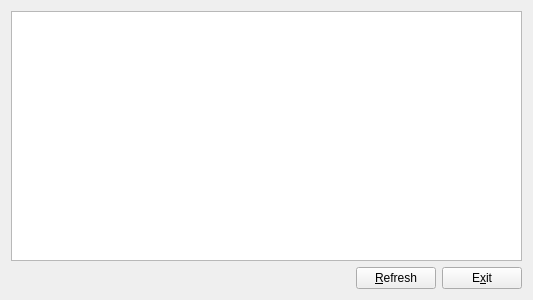
Above: ss-link/mainwidget.ui from karoyqiu/sslink before the change. Below: the same form after it.
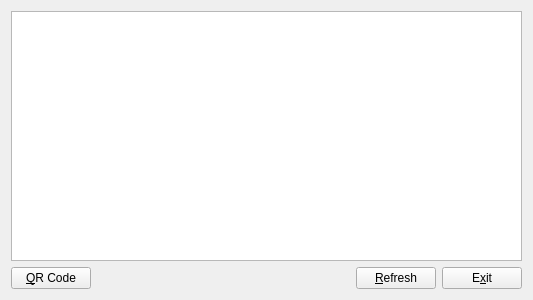
That is the form after the change. Icons and pictures are not drawn.

Commit message: Add a dialog to show the QR code.

```diff
--- a/ss-link/mainwidget.ui
+++ b/ss-link/mainwidget.ui
@@ -27,6 +27,13 @@
    </item>
    <item>
     <layout class="QHBoxLayout" name="horizontalLayout">
+     <item>
+      <widget class="QPushButton" name="buttonQRCode">
+       <property name="text">
+        <string>&amp;QR Code</string>
+       </property>
+      </widget>
+     </item>
      <item>
       <widget class="QLabel" name="labelLastUpdate">
        <property name="sizePolicy">
```
Left out of the diff: 3 changed lines with no effect on the pictures. The commit also changes 6 other files.
